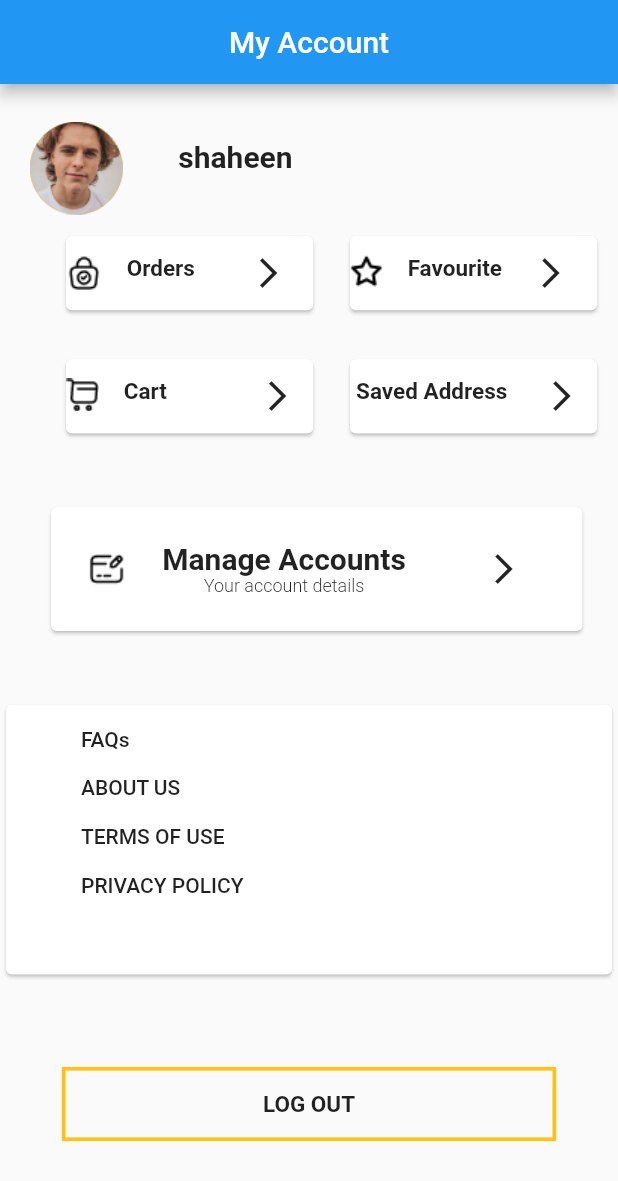
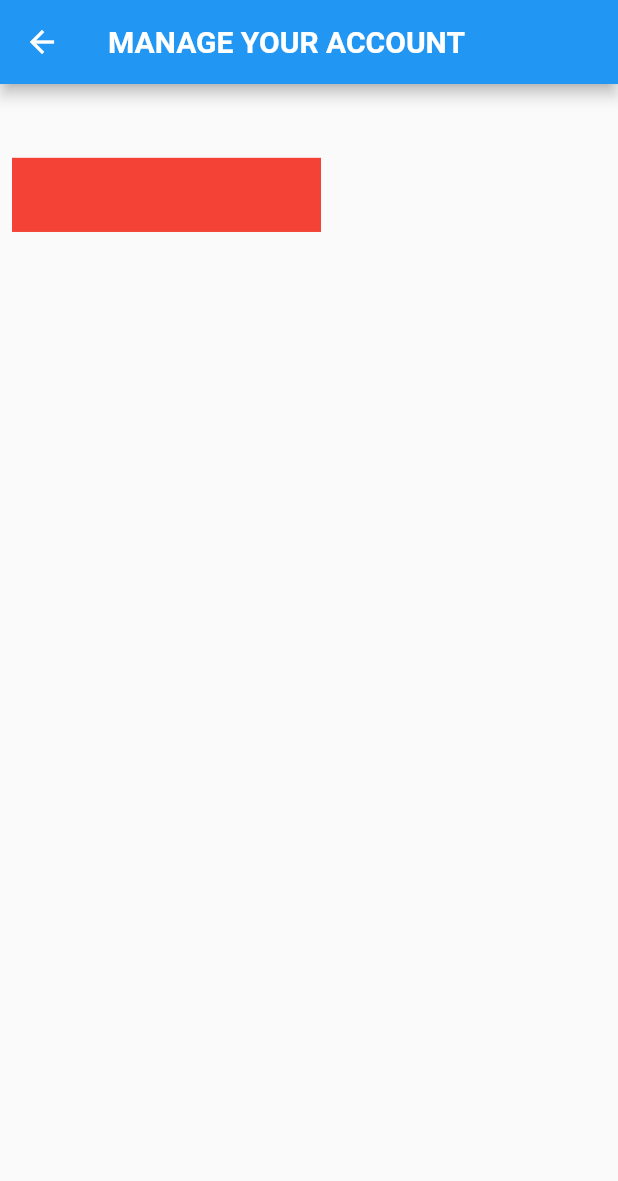
Before and after one commit to shaheensha-007/fursan-cart-1, a Flutter app: the screen it shows after launch, after a tap on the "arrow forward ios" icon, on a phone screen of 412 x 824 dp. Shown: the top 1181 px of the screen. Run offline on Flutter 3.47's test engine with Material 2 defaults, Android fonts, the phone set to English and light mode, and no system bars; our stand-ins replace bloc, carousel_slider, flutter_bloc, smooth_page_indicator; missing offline and left inert: flutter_expanded_tile; accounts and stored records are empty.

Commit message:
manageyouraccount

```diff
--- /dev/null
+++ b/lib/Ui/accounts/mgtaccount.dart
@@ -0,0 +1,37 @@
+import 'package:flutter/material.dart';
+
+class Mgtaccount extends StatefulWidget {
+  const Mgtaccount({Key? key}) : super(key: key);
+
+  @override
+  State<Mgtaccount> createState() => _MgtaccountState();
+}
+
+class _MgtaccountState extends State<Mgtaccount> {
+  @override
+  Widget build(BuildContext context) {
+    var mheight=MediaQuery.of(context).size.height;
+    var mwidth= MediaQuery.of(context).size.width;
+    return Scaffold(
+     appBar: AppBar(
+       title: Text("MANAGE YOUR ACCOUNT",style: TextStyle(fontSize: 20,fontWeight: FontWeight.bold),),
+     ),
+      body: Column(
+        crossAxisAlignment: CrossAxisAlignment.start,
+        children: [
+          SizedBox(
+            height: mheight*0.05,
+          ),
+          Padding(
+            padding: const EdgeInsets.all(8.0),
+            child: Container(
+              height: mheight*0.06,
+              width: mwidth*0.500,
+              color: Colors.red,
+            ),
+          )
+        ],
+      ),
+    );
+  }
+}
--- a/lib/Ui/mainhome/accounts.dart
+++ b/lib/Ui/accounts/myaccounts.dart
@@ -1,4 +1,5 @@
 import 'package:flutter/material.dart';
+import 'package:fursancart/Ui/accounts/mgtaccount.dart';
 
 class Accounts extends StatefulWidget {
   const Accounts({Key? key}) : super(key: key);
@@ -211,7 +212,7 @@ class _AccountsState extends State<Accounts> {
                  SizedBox(
                    width: mwidth*0.10,
                  ),
-                 IconButton(onPressed: (){}, icon: Icon(Icons.arrow_forward_ios_outlined))
+                 IconButton(onPressed: (){Navigator.push(context, MaterialPageRoute(builder: (context)=>Mgtaccount()));}, icon: Icon(Icons.arrow_forward_ios_outlined))
                ],
              ),
            ),
--- a/lib/Ui/mainhome/bottomnavigationbar.dart
+++ b/lib/Ui/mainhome/bottomnavigationbar.dart
@@ -4,7 +4,7 @@ import 'package:fursancart/Ui/mainhome/home.dart';
 import 'package:fursancart/Ui/mainhome/order.dart';
 import 'package:fursancart/Ui/mainhome/trandingnow/trading_now.dart';
 
-import 'accounts.dart';
+import '../accounts/myaccounts.dart';
 
 class Bottomnavigationbar1 extends StatefulWidget {
   const Bottomnavigationbar1({Key? key}) : super(key: key);
--- a/lib/main.dart
+++ b/lib/main.dart
@@ -6,7 +6,7 @@ import 'package:fursancart/Bloc/tradingnow_block/tradingnow_bloc.dart';
 import 'package:fursancart/Bloc/wlcome_block/welcome_bloc.dart';
 import 'package:fursancart/Repository/modelclass/TradingnowModelClass.dart';
 import 'package:fursancart/Ui/maincategory/maincategory.dart';
-import 'package:fursancart/Ui/mainhome/accounts.dart';
+import 'package:fursancart/Ui/accounts/myaccounts.dart';
 import 'package:fursancart/Ui/mainhome/bestoffer/bestofferproduct.dart';
 import 'package:fursancart/Ui/mainhome/bottomnavigationbar.dart';
 import 'package:fursancart/Ui/mainhome/home.dart';
```
